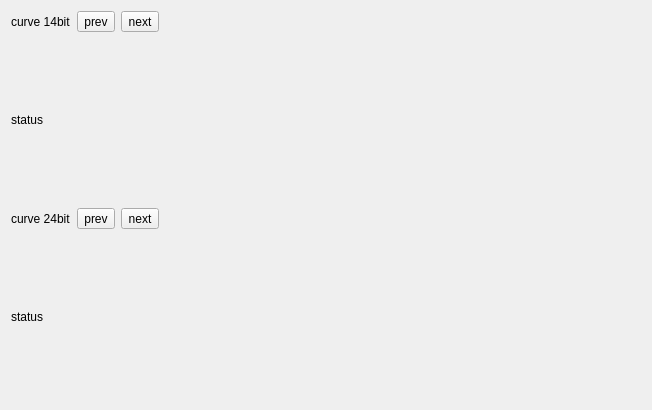
The window that form/plot/formplothistory.ui (MRsoymilk/MySerial) describes before a commit, drawn with Qt 5.
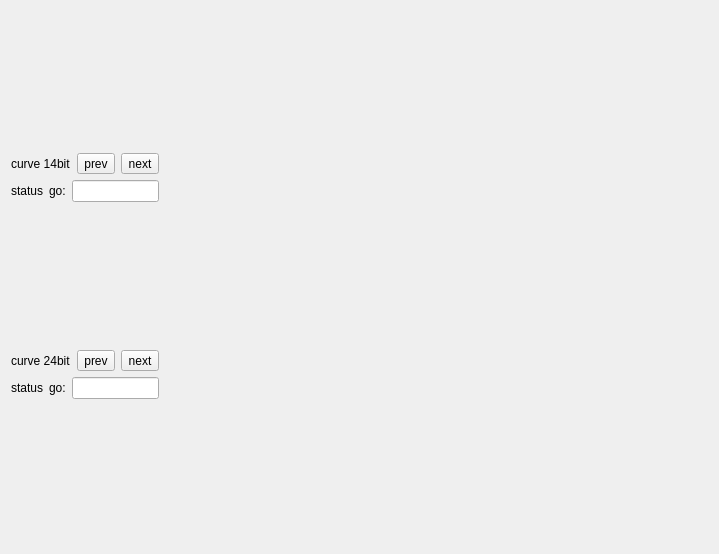
The same window after the commit.

```diff
--- a/form/plot/formplothistory.ui
+++ b/form/plot/formplothistory.ui
@@ -6,8 +6,8 @@
    <rect>
     <x>0</x>
     <y>0</y>
-    <width>652</width>
-    <height>410</height>
+    <width>719</width>
+    <height>554</height>
    </rect>
   </property>
   <property name="windowTitle">
@@ -44,14 +44,32 @@
         </layout>
        </item>
        <item>
+        <layout class="QHBoxLayout" name="hLay14Status">
+         <item>
         <widget class="QLabel" name="labelStatus14">
          <property name="text">
           <string>status</string>
          </property>
         </widget>
        </item>
-      </layout>
-     </item>
+         <item>
+          <layout class="QHBoxLayout" name="hLay14StatusGo">
+           <item>
+            <widget class="QLabel" name="label14Go">
+             <property name="text">
+              <string>go:</string>
+             </property>
+            </widget>
+           </item>
+           <item>
+            <widget class="QLineEdit" name="lineEdit14Go"/>
+           </item>
+          </layout>
+         </item>
+        </layout>
+       </item>
+      </layout>
+     </item>
      <item>
       <layout class="QVBoxLayout" name="verticalLayout_3">
        <item>
@@ -80,11 +98,29 @@
         </layout>
        </item>
        <item>
+        <layout class="QHBoxLayout" name="hLay24Status">
+         <item>
         <widget class="QLabel" name="labelStatus24">
          <property name="text">
           <string>status</string>
          </property>
         </widget>
+         </item>
+         <item>
+          <layout class="QHBoxLayout" name="hLay24StatusGo">
+           <item>
+            <widget class="QLabel" name="label24Go">
+             <property name="text">
+              <string>go:</string>
+             </property>
+            </widget>
+           </item>
+           <item>
+            <widget class="QLineEdit" name="lineEdit24Go"/>
+           </item>
+          </layout>
+         </item>
+        </layout>
        </item>
       </layout>
      </item>
```
Left out of the diff: 4 changed lines with no effect on the pictures. Lines whose indentation alone changed are shown as unchanged.
